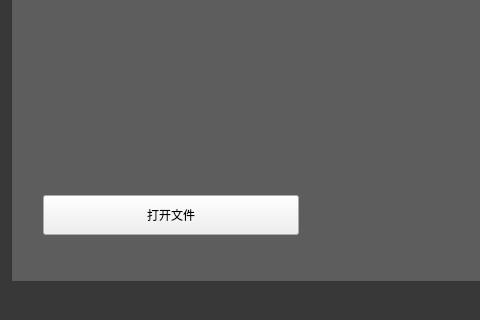
First picture: the form in mainwindow.ui, repository charon-cheung/QSketch, before the edit; both pictures show x 0 to 480 and y 265 to 585 of the 733 by 585 pixel window.
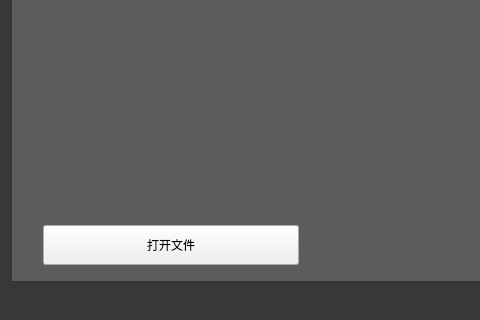
Second picture: the form after the edit. Icons and pictures are not drawn. Custom widgets are drawn as their Qt base class.

The edit to the form file:
```diff
--- a/mainwindow.ui
+++ b/mainwindow.ui
@@ -495,14 +495,14 @@
           <property name="geometry">
            <rect>
             <x>20</x>
-            <y>40</y>
+            <y>70</y>
             <width>278</width>
             <height>292</height>
            </rect>
           </property>
           <layout class="QVBoxLayout" name="verticalLayout_2">
            <property name="spacing">
-            <number>40</number>
+            <number>50</number>
            </property>
            <item>
             <widget class="QPushButton" name="startBtn">
```
